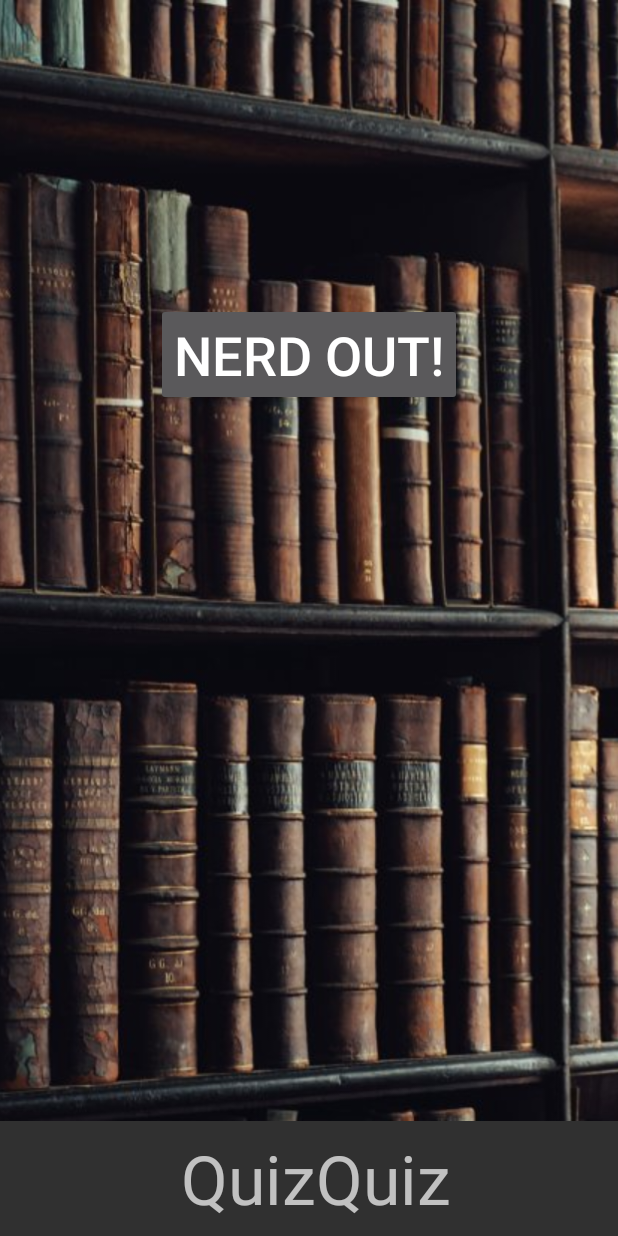
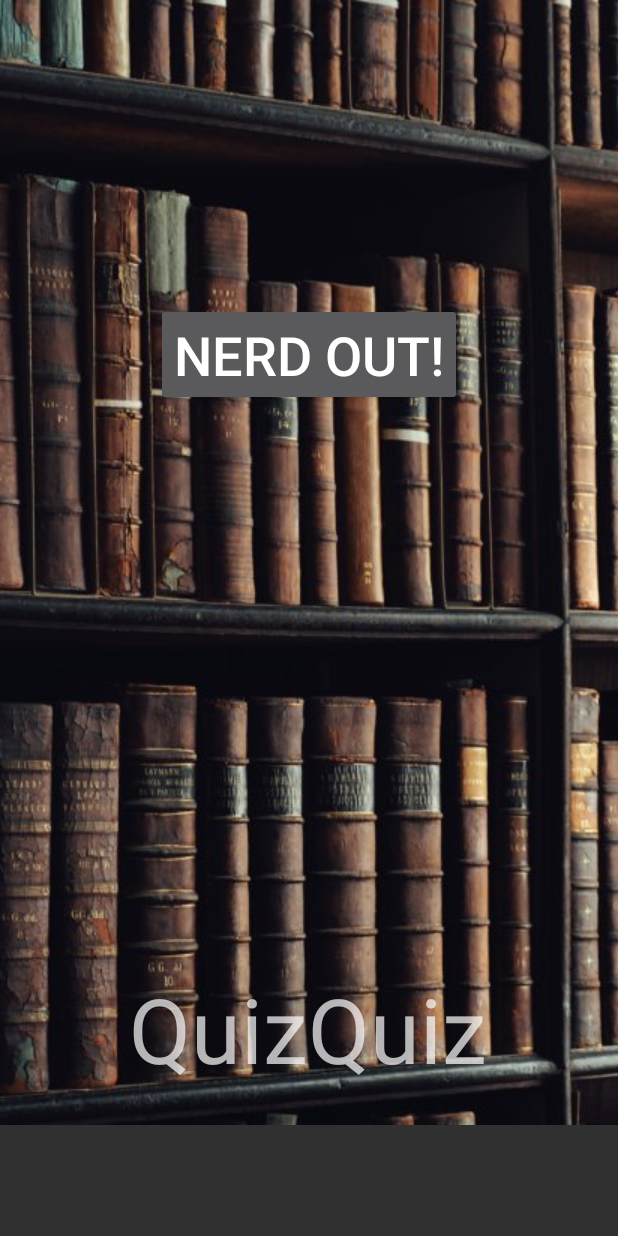
Before and after one commit to evanjohnso/QuickQuiz, an Android app: the screen it shows after launch (MainActivity), on a phone screen of 412 x 824 dp. Run offline under Robolectric (Android 15) with nearby library versions, the phone set to English and light mode, and no system bars; our stand-ins replace ButterKnife; 1 statement that could not run was skipped.

Commit message:
add custom font to main activity

```diff
--- a/app/src/main/java/com/evanrjohnso/quickquiz/MainActivity.java
+++ b/app/src/main/java/com/evanrjohnso/quickquiz/MainActivity.java
@@ -1,11 +1,15 @@
 package com.evanrjohnso.quickquiz;
 
 import android.content.Intent;
+import android.graphics.Typeface;
 import android.support.v7.app.AppCompatActivity;
 import android.os.Bundle;
 import android.view.View;
 import android.view.animation.Interpolator;
 import android.widget.Button;
+import android.widget.TextView;
+
+import org.w3c.dom.Text;
 
 import butterknife.Bind;
 import butterknife.ButterKnife;
@@ -13,6 +17,7 @@ import butterknife.ButterKnife;
 public class MainActivity extends AppCompatActivity implements View.OnClickListener {
     @Bind(R.id.start_button)
     Button mStartLearningButton;
+    @Bind(R.id.main_app_title) TextView mMainAppTitle;
 
     @Override
     protected void onCreate(Bundle savedInstanceState) {
@@ -21,6 +26,8 @@ public class MainActivity extends AppCompatActivity implements View.OnClickListe
 
         ButterKnife.bind(this);
 
+        Typeface raleway = Typeface.createFromAsset(getAssets(), "fonts/raleway-black.tff");
+        mMainAppTitle.setTypeface(raleway);
         mStartLearningButton.setOnClickListener(this);
     }
 
--- a/app/src/main/res/layout/activity_main.xml
+++ b/app/src/main/res/layout/activity_main.xml
@@ -29,14 +29,15 @@
         app:layout_constraintHorizontal_bias="1.0" />
 
     <TextView
-        android:id="@+id/textView"
+        android:id="@+id/main_app_title"
         android:layout_width="wrap_content"
         android:layout_height="wrap_content"
-        android:layout_marginBottom="8dp"
-        android:text="QuizQuiz"
-        android:textSize="45dp"
-        app:layout_constraintBottom_toBottomOf="parent"
-        app:layout_constraintHorizontal_bias="0.521"
+        android:layout_marginBottom="24dp"
+        android:text="@string/quizquiz"
+        android:textSize="60sp"
+        android:textStyle="bold"
+        app:layout_constraintBottom_toBottomOf="@+id/imageView"
+        app:layout_constraintHorizontal_bias="0.497"
         app:layout_constraintLeft_toLeftOf="parent"
         app:layout_constraintRight_toRightOf="parent"
         tools:layout_constraintLeft_creator="1"
--- a/app/src/main/res/values/strings.xml
+++ b/app/src/main/res/values/strings.xml
@@ -2,4 +2,5 @@
     <string name="app_name">QuickQuiz</string>
     <string name="nerd_out">Nerd Out!</string>
     <string name="words_completed">%1$s Words\n%2$d of %3$d completed</string>
+    <string name="quizquiz">QuizQuiz</string>
 </resources>
```
Also changed, not shown: app/src/main/java/com/evanrjohnso/quickquiz/SelectPathActivity.java (+18 -1 lines), 1 other file.
